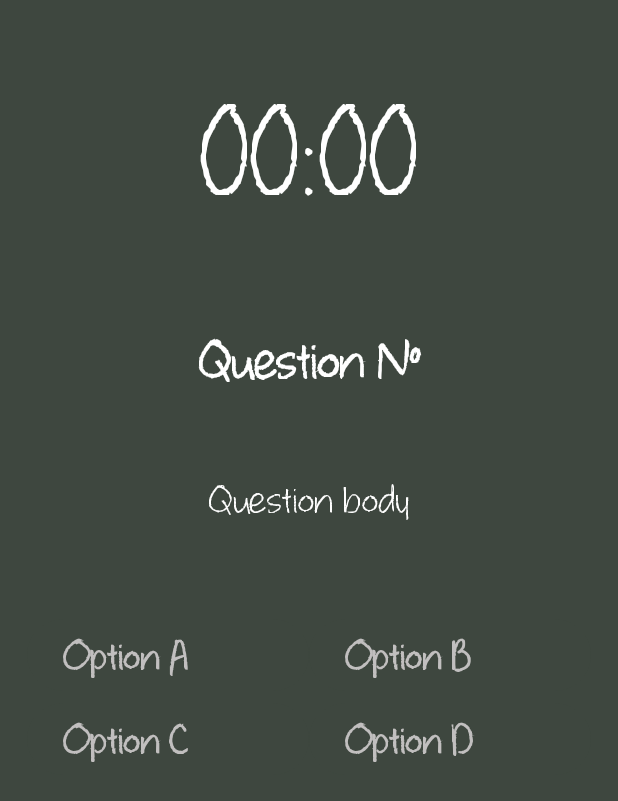
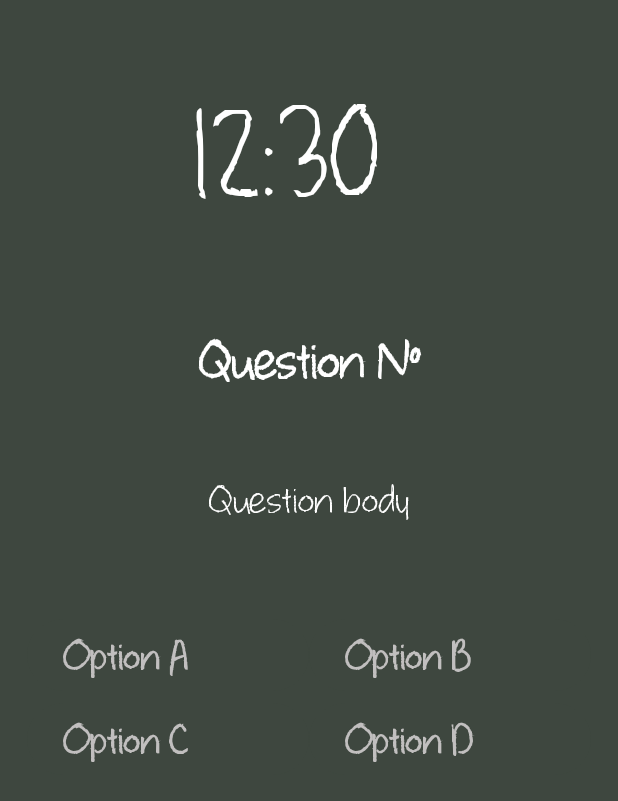
Before and after one commit to UlisesR2002/Final_Exams, an Android app: the PlayActivity screen opened directly, with no data from a screen before it, on a phone screen of 412 x 824 dp. Shown: the top 801 px of the screen. Run offline under Robolectric (Android 15) with nearby library versions, the phone set to English and light mode, and no system bars.

Commit message:
implementacion del cronometro, deteccion de clicks y verificacion y muestra de respuestas mediante desactivacion de botones, tiempo y cambio de color

```diff
--- a/app/build.gradle.kts
+++ b/app/build.gradle.kts
@@ -26,6 +26,10 @@ android {
             )
         }
     }
+
+    buildFeatures{
+        viewBinding = true
+    }
     compileOptions {
         sourceCompatibility = JavaVersion.VERSION_1_8
         targetCompatibility = JavaVersion.VERSION_1_8
--- a/app/src/main/java/cl/baubau/finalexams/PlayActivity.kt
+++ b/app/src/main/java/cl/baubau/finalexams/PlayActivity.kt
@@ -2,23 +2,143 @@ package cl.baubau.finalexams
 
 import android.content.Context
 import android.content.SharedPreferences
+import android.os.Bundle
+import android.os.CountDownTimer
+import android.widget.Button
+import android.widget.TextView
+import android.widget.Toast
 import androidx.appcompat.app.AppCompatActivity
-import android.os.Bundle
+import androidx.core.content.ContextCompat
 
 class PlayActivity : AppCompatActivity() {
     private lateinit var sharedPreferences: SharedPreferences
+    private var countDownTimer: CountDownTimer? = null
+    private var timeLeftInMillis: Long = 15000 // 15 segundos inicialmente
+    private lateinit var TimerText: TextView
+    private lateinit var cardButtonOption1: Button
+    private lateinit var cardButtonOption2: Button
+    private lateinit var cardButtonOption3: Button
+    private lateinit var cardButtonOption4: Button
+
     override fun onCreate(savedInstanceState: Bundle?) {
         super.onCreate(savedInstanceState)
         setContentView(R.layout.activity_play)
 
         sharedPreferences = getSharedPreferences("common_prefs", Context.MODE_PRIVATE)
 
-        val savedDifficulty = sharedPreferences.getString(OptionActivity.KEY_DIFFICULTY, OptionActivity.DEFAULT_DIFFICULTY)
+        val savedDifficulty =
+            sharedPreferences.getString(OptionActivity.KEY_DIFFICULTY, OptionActivity.DEFAULT_DIFFICULTY)
 
         val (selectedCategories, categoryNames) = OptionActivity.loadSelectedCategories(sharedPreferences)
 
         println(savedDifficulty)
         println("Category Names: ${categoryNames.joinToString(", ")}")
         println("Category Bool: ${selectedCategories.joinToString(", ")}")
+
+        // Buscar las vistas por sus IDs
+        TimerText = findViewById(R.id.TimerText)
+        cardButtonOption1 = findViewById(R.id.cardButtonOption1)
+        cardButtonOption2 = findViewById(R.id.cardButtonOption2)
+        cardButtonOption3 = findViewById(R.id.cardButtonOption3)
+        cardButtonOption4 = findViewById(R.id.cardButtonOption4)
+
+        // Iniciar el cronómetro
+        startCountdown()
+
+        // Listener para los botones de respuesta
+        setAnswerButtonClickListeners()
+    }
+
+    private fun startCountdown() {
+        countDownTimer = object : CountDownTimer(timeLeftInMillis, 10) {
+            override fun onTick(millisUntilFinished: Long) {
+                timeLeftInMillis = millisUntilFinished
+                updateCountdownText()
+            }
+
+            override fun onFinish() {
+                // Aquí puedes manejar lo que sucede cuando el tiempo se agota
+                Toast.makeText(this@PlayActivity, "Tiempo agotado", Toast.LENGTH_SHORT).show()
+            }
+        }.start()
+    }
+
+    private fun updateCountdownText() {
+        val seconds = timeLeftInMillis / 1000
+        val millis = (timeLeftInMillis % 1000) / 10
+        val timeFormatted = String.format("%02d:%02d", seconds, millis)
+        TimerText.text = timeFormatted
+    }
+
+    private fun setAnswerButtonClickListeners() {
+        val correctAnswer = "Option A" // Reemplaza con la respuesta correcta
+
+        cardButtonOption1.setOnClickListener {
+            checkAnswerAndStopTimer(correctAnswer, cardButtonOption1)
+        }
+
+        cardButtonOption2.setOnClickListener {
+            checkAnswerAndStopTimer(correctAnswer, cardButtonOption2)
+        }
+
+        cardButtonOption3.setOnClickListener {
+            checkAnswerAndStopTimer(correctAnswer, cardButtonOption3)
+        }
+
+        cardButtonOption4.setOnClickListener {
+            checkAnswerAndStopTimer(correctAnswer, cardButtonOption4)
+        }
+    }
+
+    private fun checkAnswerAndStopTimer(correctAnswer: String, clickedButton: Button) {
+        if (correctAnswer == clickedButton.text.toString()) {
+            // Respuesta correcta
+            Toast.makeText(this, "Correcto", Toast.LENGTH_SHORT).show()
+            checkAndColorButtons(correctAnswer,clickedButton)
+            // Puedes hacer otras acciones aquí, como cargar la siguiente pregunta, etc.
+        } else {
+            // Respuesta incorrecta
+            Toast.makeText(this, "Incorrecto", Toast.LENGTH_SHORT).show()
+            checkAndColorButtons(correctAnswer,clickedButton)
+            // Puedes hacer otras acciones aquí, como mostrar la respuesta correcta, etc.
+        }
+    }
+
+    private fun checkAndColorButtons(correctAnswer: String,clickedButton: Button) {
+        // Detener el cronómetro
+        countDownTimer?.cancel()
+
+        if(correctAnswer == cardButtonOption1.text.toString()){
+            cardButtonOption1.setTextColor(ContextCompat.getColor(this, R.color.colorCorrect))
+        }else{
+            cardButtonOption1.setTextColor(ContextCompat.getColor(this, R.color.colorIncorrect))
+        }
+
+        if(correctAnswer == cardButtonOption2.text.toString()){
+            cardButtonOption2.setTextColor(ContextCompat.getColor(this, R.color.colorCorrect))
+        }else{
+            cardButtonOption2.setTextColor(ContextCompat.getColor(this, R.color.colorIncorrect))
+        }
+
+        if(correctAnswer == cardButtonOption3.text.toString()){
+            cardButtonOption3.setTextColor(ContextCompat.getColor(this, R.color.colorCorrect))
+        }else{
+            cardButtonOption3.setTextColor(ContextCompat.getColor(this, R.color.colorIncorrect))
+        }
+
+        if(correctAnswer == cardButtonOption4.text.toString()){
+            cardButtonOption4.setTextColor(ContextCompat.getColor(this, R.color.colorCorrect))
+        }else{
+            cardButtonOption4.setTextColor(ContextCompat.getColor(this, R.color.colorIncorrect))
+        }
+
+        // Desactivar todos los botones
+        cardButtonOption1.isEnabled = false
+        cardButtonOption2.isEnabled = false
+        cardButtonOption3.isEnabled = false
+        cardButtonOption4.isEnabled = false
+
+        // Activar solo el botón clickeado (opcional)
+        clickedButton.isEnabled = true
     }
 }
--- a/app/src/main/res/layout/activity_play.xml
+++ b/app/src/main/res/layout/activity_play.xml
@@ -12,9 +12,10 @@
     <TextView
         android:id="@+id/TimerText"
         style="@style/FinalExamsTitlesTexts"
-        android:layout_width="405dp"
+        android:layout_width="160dp"
         android:layout_height="112dp"
         android:layout_marginTop="38dp"
+        android:gravity="left"
         android:text="@string/play_timer_textview"
         app:layout_constraintEnd_toEndOf="parent"
         app:layout_constraintStart_toStartOf="parent"
--- a/app/src/main/res/values/colors.xml
+++ b/app/src/main/res/values/colors.xml
@@ -19,4 +19,8 @@
     <color name="colorTabButtonBackgroundSelected">#4E5E50</color>
 
     <color name="tab_button_pressed_color">#FF0000</color>
+
+    <color name="colorCorrect">#87CEEB</color> <!-- Azul claro -->
+    <color name="colorIncorrect">#FF4500</color> <!-- Rojo claro -->
+
 </resources>
```
